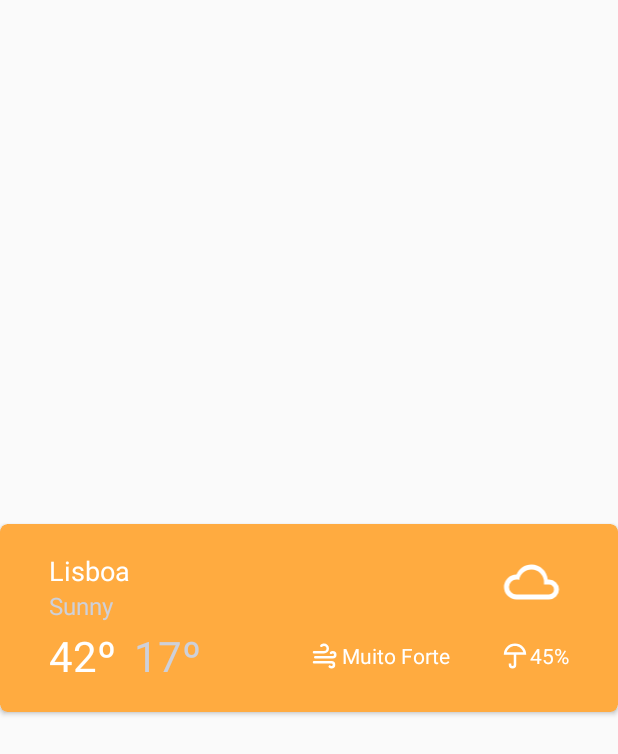
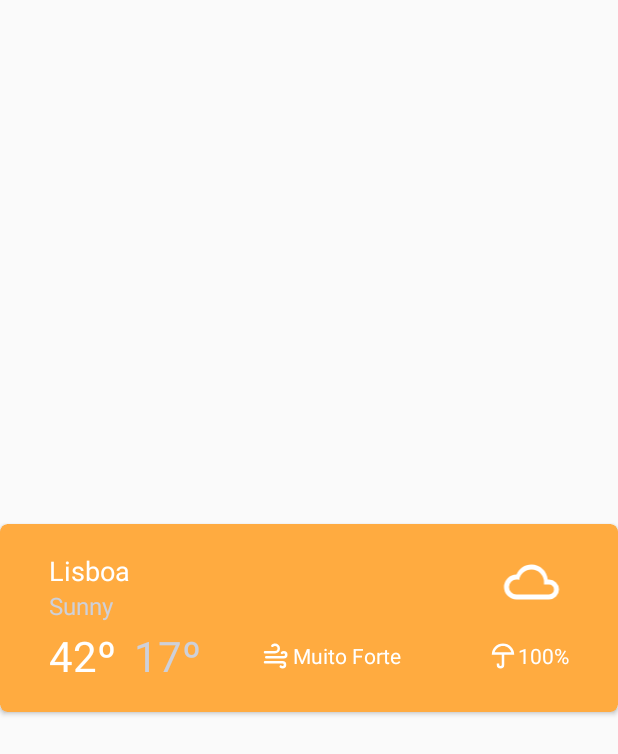
Before and after one commit to dfloureiro/open-ipma, an Android app: the layout home_forecast_card.xml on its own in the app's theme, with its tools: preview values and no code run, on a phone screen of 412 x 824 dp. Shown: the top 754 px of the screen. Run offline under Robolectric (Android 15) with nearby library versions, the phone set to English and light mode, and no system bars.

```diff
--- a/app/build.gradle
+++ b/app/build.gradle
@@ -15,8 +15,12 @@ android {
     }
     buildTypes {
         release {
+            minifyEnabled true
+            shrinkResources true
+            proguardFiles getDefaultProguardFile('proguard-android.txt'), 'proguard-rules.pro'
+        }
+        debug {
             minifyEnabled false
-            proguardFiles getDefaultProguardFile('proguard-android.txt'), 'proguard-rules.pro'
         }
     }
 }
--- a/app/src/main/res/layout/home_forecast_card.xml
+++ b/app/src/main/res/layout/home_forecast_card.xml
@@ -25,6 +25,13 @@
                 app:layout_constraintGuide_percent="0.92"/>
 
         <android.support.constraint.Guideline
+                android:id="@+id/home_card_vertical_center_guideline"
+                android:layout_width="wrap_content"
+                android:layout_height="wrap_content"
+                android:orientation="vertical"
+                app:layout_constraintGuide_percent="0.42"/>
+
+        <android.support.constraint.Guideline
                 android:id="@+id/home_card_vertical_left_guideline"
                 android:layout_width="wrap_content"
                 android:layout_height="wrap_content"
@@ -44,13 +51,6 @@
                 android:layout_height="wrap_content"
                 android:orientation="horizontal"
                 app:layout_constraintGuide_percent="0.85"/>
-
-        <android.support.constraint.Guideline
-                android:id="@+id/home_card_vertical_center_guideline"
-                android:layout_width="wrap_content"
-                android:layout_height="wrap_content"
-                android:orientation="vertical"
-                app:layout_constraintGuide_percent="0.5"/>
 
         <TextView
                 android:id="@+id/home_card_city_name"
@@ -112,7 +112,7 @@
                 app:layout_constraintRight_toRightOf="@+id/home_card_weather_icon"
                 app:layout_constraintTop_toTopOf="@id/home_card_min_temp"
                 app:layout_constraintBottom_toTopOf="@id/home_card_horizontal_bottom_guideline"
-                tools:text="45%"/>
+                tools:text="100%"/>
 
         <ImageView
                 android:id="@+id/home_umbrella_icon"
--- a/data-ipma/build.gradle
+++ b/data-ipma/build.gradle
@@ -19,11 +19,13 @@ android {
 
     buildTypes {
         release {
-            minifyEnabled false
+            minifyEnabled true
             proguardFiles getDefaultProguardFile('proguard-android.txt'), 'proguard-rules.pro'
         }
+        debug {
+            minifyEnabled false
+        }
     }
-
 }
 
 dependencies {
```
